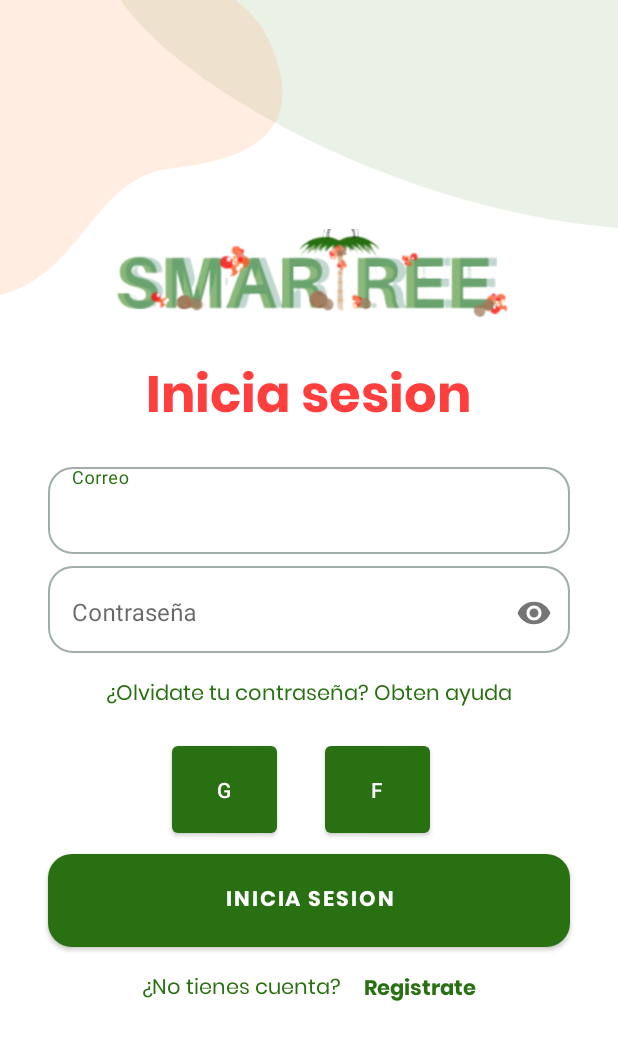
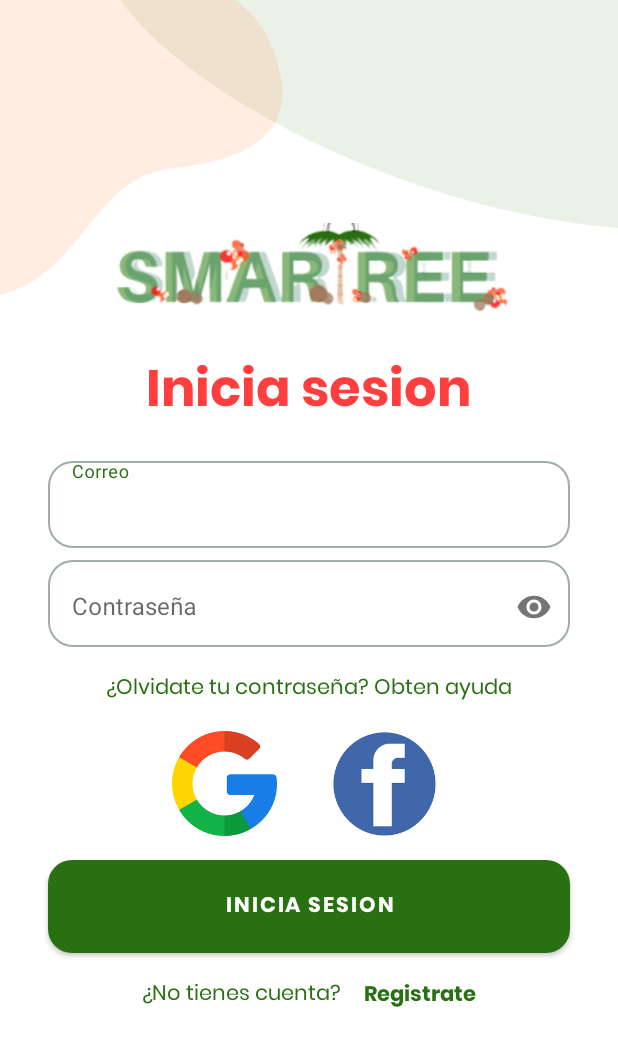
Before and after one commit to anderson-154/SmarTree, an Android app: the layout activity_login.xml on its own in the app's theme, with its tools: preview values and no code run, on a phone screen of 412 x 824 dp. Shown: the top 1046 px of the screen. Run offline under Robolectric (Android 15) with nearby library versions, the phone set to English and light mode, and no system bars.

Commit message:
feat(auth): Google Login

```diff
--- a/app/src/main/java/com/example/smartree/NavigationActivity.kt
+++ b/app/src/main/java/com/example/smartree/NavigationActivity.kt
@@ -23,7 +23,7 @@ class NavigationActivity : AppCompatActivity() {
 
     private lateinit var sensorsFragment: SensorsFragment
     private lateinit var palmsFragment: PalmsFragment
-    private var launcher = registerForActivityResult(ActivityResultContracts.StartActivityForResult(), ::onLogout)
+    private val launcher = registerForActivityResult(ActivityResultContracts.StartActivityForResult(), ::onLogout)
 
     private val binding: ActivityNavigationBinding by lazy {
         ActivityNavigationBinding.inflate(layoutInflater)
--- a/app/src/main/java/com/example/smartree/SplashActivity.kt
+++ b/app/src/main/java/com/example/smartree/SplashActivity.kt
@@ -14,7 +14,7 @@ class SplashActivity : AppCompatActivity() {
         //finish()
     }
     fun startTimer(){
-        object : CountDownTimer(3000,1000){
+        object : CountDownTimer(1000,1000){
             override fun onTick(p0: Long) {
             }
 
--- a/app/src/main/res/layout/activity_login.xml
+++ b/app/src/main/res/layout/activity_login.xml
@@ -16,9 +16,7 @@
         android:background="@drawable/background_top"
         app:layout_constraintEnd_toEndOf="parent"
         app:layout_constraintStart_toStartOf="parent"
-        app:layout_constraintTop_toTopOf="parent">
-
-    </androidx.constraintlayout.widget.ConstraintLayout>
+        app:layout_constraintTop_toTopOf="parent"/>
 
 
     <androidx.constraintlayout.widget.ConstraintLayout
@@ -128,7 +126,7 @@
             android:id="@+id/signInBtn"
             android:layout_width="0dp"
             android:layout_height="62dp"
-            android:layout_marginTop="8dp"
+            android:layout_marginTop="16dp"
             android:background="@drawable/background_btn"
             android:fontFamily="@font/poppins_bold"
             android:text="@string/sesion"
@@ -161,25 +159,29 @@
             app:layout_constraintTop_toTopOf="parent"
             app:srcCompat="@drawable/logo" />
 
-        <Button
+        <ImageButton
             android:id="@+id/googleBtn"
             android:layout_width="70dp"
             android:layout_height="70dp"
             android:layout_marginTop="16dp"
             android:layout_marginEnd="16dp"
-            android:text="G"
+            android:background="#00FFFFFF"
+            android:scaleType="centerCrop"
             app:layout_constraintEnd_toStartOf="@+id/guideline3"
-            app:layout_constraintTop_toBottomOf="@+id/textView4" />
+            app:layout_constraintTop_toBottomOf="@+id/textView4"
+            app:srcCompat="@drawable/google" />
 
-        <Button
+        <ImageButton
             android:id="@+id/facebookBtn"
-            android:layout_width="70dp"
-            android:layout_height="70dp"
+            android:layout_width="80dp"
+            android:layout_height="80dp"
             android:layout_marginStart="16dp"
-            android:layout_marginTop="16dp"
-            android:text="F"
+            android:layout_marginTop="12dp"
+            android:background="#00FFFFFF"
+            android:scaleType="centerCrop"
             app:layout_constraintStart_toStartOf="@+id/guideline3"
-            app:layout_constraintTop_toBottomOf="@+id/textView4" />
+            app:layout_constraintTop_toBottomOf="@+id/textView4"
+            app:srcCompat="@drawable/facebook" />
 
         <androidx.constraintlayout.widget.Guideline
             android:id="@+id/guideline3"
```
Also changed, not shown: app/src/main/java/com/example/smartree/LoginActivity.kt (+46 -1 lines), app/src/main/res/drawable/facebook.png (added), app/src/main/res/drawable/google.png (added), 2 other files.
